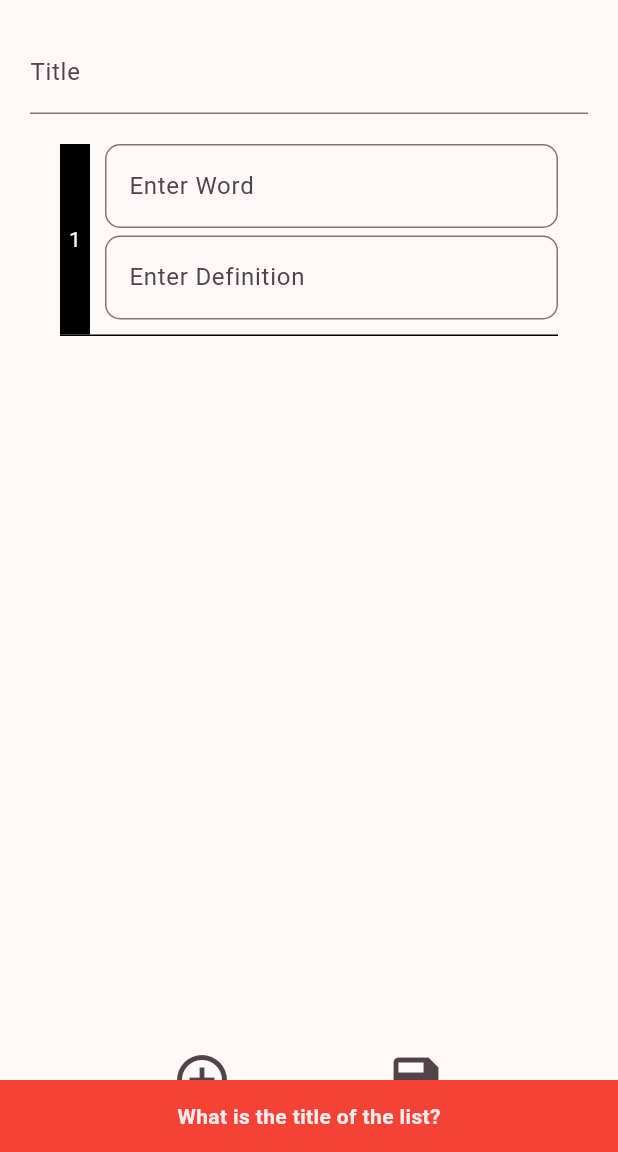
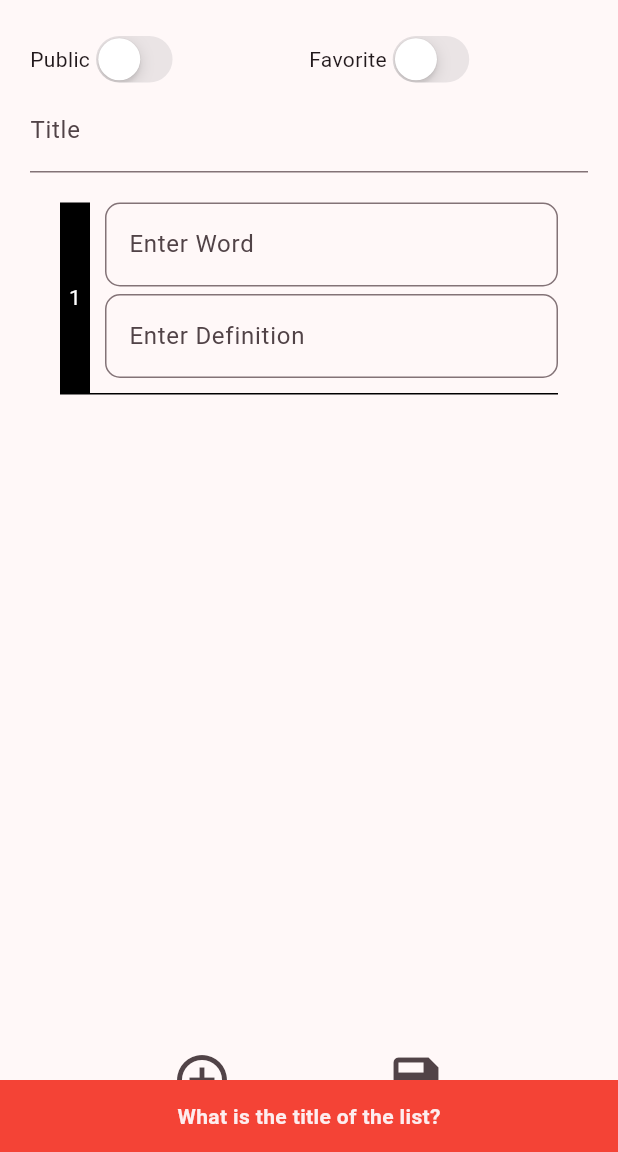
Before and after one commit to LisaMandarin/flutter-vocab-quiz, a Flutter app: the AddListPage screen opened directly, after a tap on the "save" icon, on a phone screen of 412 x 824 dp, the part 84-1236 px from its top. Run offline on Flutter 3.47's test engine with Material 3 defaults, Android fonts, the phone set to English and light mode, and no system bars; our stand-ins replace cloud_firestore, firebase_auth, firebase_core, flutter_easyloading, flutter_slidable, google_fonts and 2 more; accounts and stored records are empty.

Commit message:
feat: add public and favorite switch on add list page

```diff
--- a/lib/services/firestore_services.dart
+++ b/lib/services/firestore_services.dart
@@ -66,6 +66,8 @@ class FirestoreServices {
   Future<void> addWordList(
     TextEditingController title,
     List<Map<String, String>> list,
+    bool isPublic,
+    bool isFavorite
   ) async {
     final docRef = db.collection('word_lists').doc();
     await docRef.set({
@@ -74,6 +76,8 @@ class FirestoreServices {
       "createdAt": FieldValue.serverTimestamp(),
       "title": title.text.trim(),
       "list": list,
+      "isPublic": isPublic,
+      "isFavorite": isFavorite
     });
   }
 
--- a/lib/views/pages/addList_page.dart
+++ b/lib/views/pages/addList_page.dart
@@ -6,6 +6,7 @@ import 'package:vocab_quiz/services/firestore_services.dart';
 import 'package:vocab_quiz/utils/snackbar.dart';
 import 'package:vocab_quiz/views/components/add_input_widget.dart';
 import 'package:vocab_quiz/views/components/appbar_widget.dart';
+import 'package:vocab_quiz/views/components/swtich_widget.dart';
 
 class AddListPage extends StatefulWidget {
   const AddListPage({super.key});
@@ -22,6 +23,9 @@ class _AddlistPageState extends State<AddListPage> {
   List<FocusNode> focusDefinitions = [];
   List<Map<String, String>> list = [];
   ScrollController scrollController = ScrollController();
+
+  bool _isPublic = false;
+  bool _isFavorite = false;
 
   @override
   void dispose() {
@@ -144,12 +148,18 @@ class _AddlistPageState extends State<AddListPage> {
     }
 
     try {
-      await firestore.value.addWordList(controllerTitle, list);
+      await firestore.value.addWordList(
+        controllerTitle,
+        list,
+        _isPublic,
+        _isFavorite,
+      );
 
       await EasyLoading.dismiss();
       Future.delayed(Duration(milliseconds: 100));
-
-      Navigator.pop(context, true);
+      if (mounted) {
+        Navigator.pop(context, true);
+      }
     } on FirebaseException catch (e) {
       await EasyLoading.dismiss();
       showErrorMessage(
@@ -167,6 +177,34 @@ class _AddlistPageState extends State<AddListPage> {
         padding: const EdgeInsets.all(20.0),
         child: Column(
           children: [
+            // word list setting: favorite and public
+            Row(
+              mainAxisSize: MainAxisSize.max,
+              children: [
+                Expanded(
+                  child: SwitchWidget(
+                    name: "Public",
+                    value: _isPublic,
+                    onChange: (val) => {
+                      setState(() {
+                        _isPublic = val;
+                      }),
+                    },
+                  ),
+                ),
+                Expanded(
+                  child: SwitchWidget(
+                    name: "Favorite",
+                    value: _isFavorite,
+                    onChange: (val) => {
+                      setState(() {
+                        _isFavorite = val;
+                      }),
+                    },
+                  ),
+                ),
+              ],
+            ),
             // title input
             TextField(
               controller: controllerTitle,
--- a/lib/views/pages/edit_wordList_page.dart
+++ b/lib/views/pages/edit_wordList_page.dart
@@ -270,7 +270,6 @@ class _EditWordListPageState extends State<EditWordListPage> {
   // show confirmation dialog when user tries to exit with unsaved changes
   // uses the app's standard popupDialog for consistent UI
   void _showExitConfirmationDialog() {
-    print(_hasUnsavedChanges);
     // If no changes were made, exit immediately
     if (!_hasUnsavedChanges) {
       Navigator.pop(context);
```
